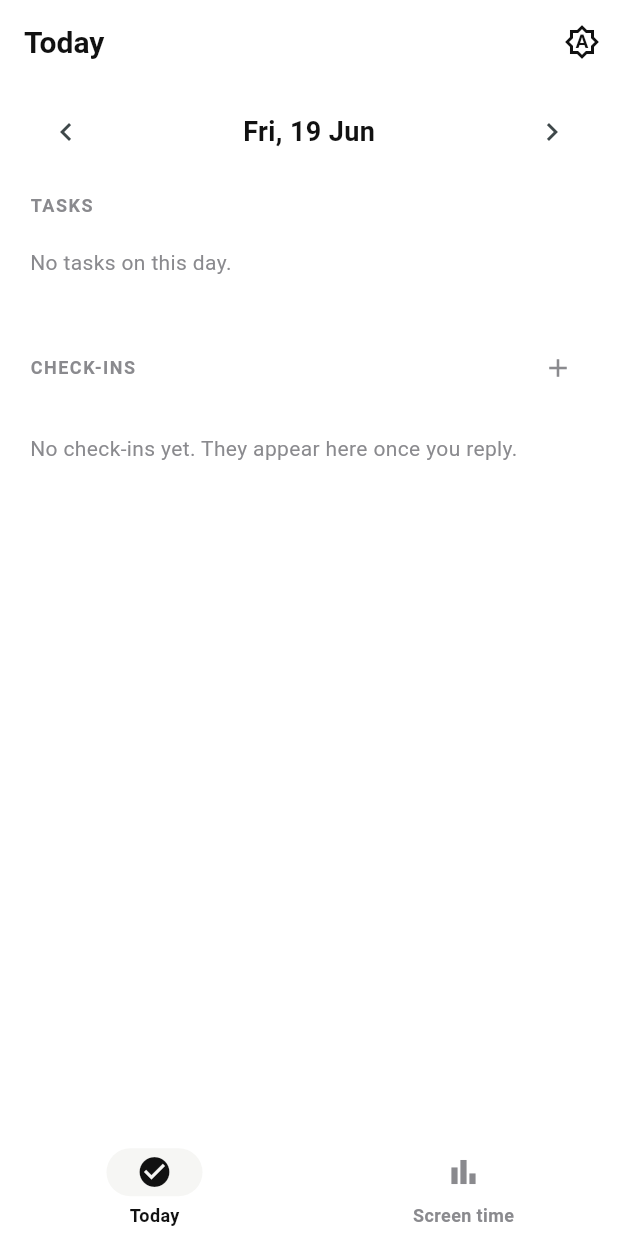
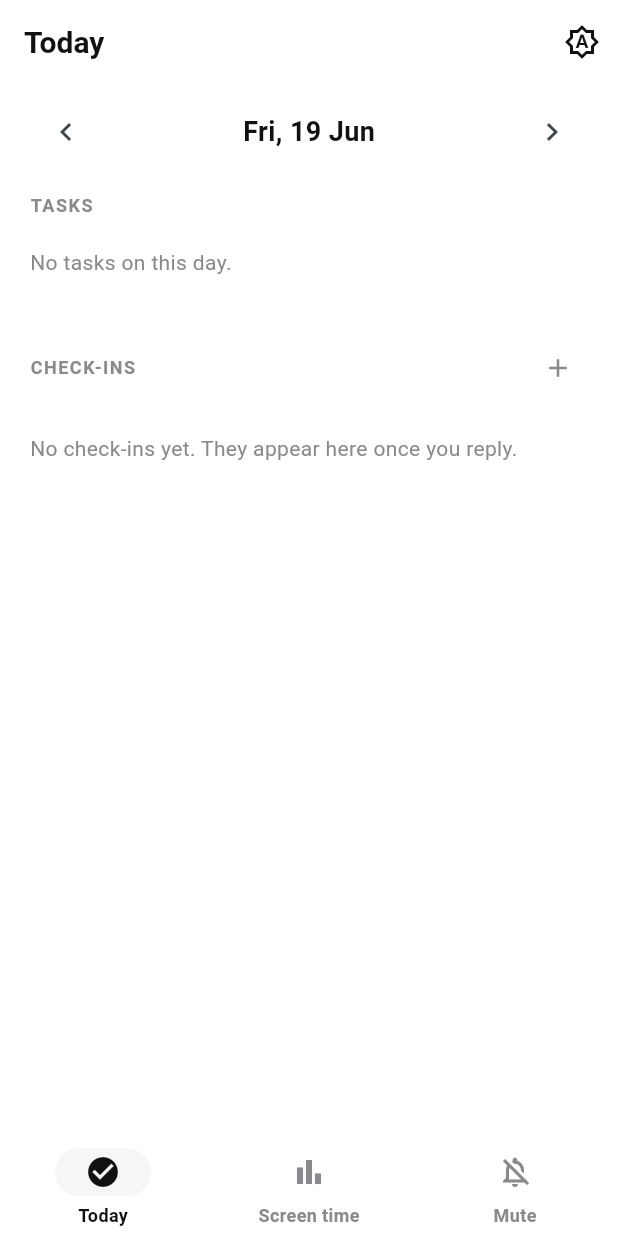
Before and after one commit to Ahmed-Shakeel-798/hourly, a Flutter app: the screen it shows after launch, after a tap on the "chevron left" icon, on a phone screen of 412 x 824 dp. Run offline on Flutter 3.47's test engine with Material 3 defaults, Android fonts, the phone set to English and light mode, and no system bars; our stand-ins replace flutter_local_notifications, shared_preferences, sqflite, timezone; missing offline and left inert: usage_stats; accounts and stored records are empty.

Commit message:
Add Mute tab: search installed apps and open their notification settings
New third bottom-nav tab. A native MethodChannel (MainActivity.kt) lists
launchable apps with real icons/labels and deep-links to an app's system
notification settings page, where the user can switch its notifications off.
Android can't toggle another app's notifications programmatically, so this
takes the user one tap from the master toggle.

Co-Authored-By: Claude Opus 4.8 <noreply@anthropic.com>

```diff
--- /dev/null
+++ b/lib/screens/mute_screen.dart
@@ -0,0 +1,199 @@
+import 'package:flutter/material.dart';
+
+import '../models/installed_app.dart';
+import '../services/installed_apps_service.dart';
+import '../theme.dart';
+import '../widgets/theme_menu_button.dart';
+
+/// Search installed apps and jump to an app's system notification settings,
+/// where the user can switch its notifications off.
+class MuteScreen extends StatefulWidget {
+  const MuteScreen({super.key});
+
+  @override
+  State<MuteScreen> createState() => _MuteScreenState();
+}
+
+class _MuteScreenState extends State<MuteScreen> {
+  final _service = InstalledAppsService();
+  final _searchController = TextEditingController();
+
+  bool _loading = true;
+  List<InstalledApp> _all = [];
+  String _query = '';
+
+  @override
+  void initState() {
+    super.initState();
+    _load();
+  }
+
+  @override
+  void dispose() {
+    _searchController.dispose();
+    super.dispose();
+  }
+
+  Future<void> _load() async {
+    setState(() => _loading = true);
+    List<InstalledApp> apps;
+    try {
+      apps = await _service.getInstalledApps();
+    } catch (_) {
+      apps = const [];
+    }
+    if (!mounted) return;
+    setState(() {
+      _all = apps;
+      _loading = false;
+    });
+  }
+
+  List<InstalledApp> get _filtered {
+    if (_query.isEmpty) return _all;
+    final q = _query.toLowerCase();
+    return _all
+        .where((a) =>
+            a.name.toLowerCase().contains(q) ||
+            a.package.toLowerCase().contains(q))
+        .toList();
+  }
+
+  Future<void> _openSettings(InstalledApp app) async {
+    final ok = await _service.openNotificationSettings(app.package);
+    if (!mounted || ok) return;
+    ScaffoldMessenger.of(context).showSnackBar(
+      SnackBar(content: Text("Couldn't open settings for ${app.name}")),
+    );
+  }
+
+  @override
+  Widget build(BuildContext context) {
+    return Scaffold(
+      appBar: AppBar(
+        title: const Text('Mute apps'),
+        actions: const [ThemeMenuButton()],
+      ),
+      body: Column(
+        children: [
+          Padding(
+            padding: const EdgeInsets.fromLTRB(20, 4, 20, 8),
+            child: _searchField(),
+          ),
+          const Padding(
+            padding: EdgeInsets.fromLTRB(20, 0, 20, 8),
+            child: Text(
+              'Tap an app to open its notification settings, where you can turn '
+              'notifications off.',
+              style: TextStyle(color: AppTheme.muted, fontSize: 13, height: 1.4),
+            ),
+          ),
+          Expanded(child: _list()),
+        ],
+      ),
+    );
+  }
+
+  Widget _searchField() {
+    return TextField(
+      controller: _searchController,
+      onChanged: (v) => setState(() => _query = v),
+      textInputAction: TextInputAction.search,
+      decoration: InputDecoration(
+        hintText: 'Search apps',
+        prefixIcon: const Icon(Icons.search, size: 22),
+        suffixIcon: _query.isEmpty
+            ? null
+            : IconButton(
+                icon: const Icon(Icons.close, size: 20),
+                onPressed: () {
+                  _searchController.clear();
+                  setState(() => _query = '');
+                },
+              ),
+        filled: true,
+        fillColor: AppTheme.surface(context),
+        contentPadding: const EdgeInsets.symmetric(vertical: 0),
+        border: OutlineInputBorder(
+          borderRadius: BorderRadius.circular(14),
+          borderSide: BorderSide.none,
+        ),
+      ),
+    );
+  }
+
+  Widget _list() {
+    if (_loading) {
+      return const Center(child: CircularProgressIndicator());
+    }
+    final apps = _filtered;
+    if (apps.isEmpty) {
+      return Center(
+        child: Text(
+          _all.isEmpty ? 'No apps found.' : 'No apps match "$_query".',
+          style: const TextStyle(color: AppTheme.muted),
+        ),
+      );
+    }
+    return RefreshIndicator(
+      onRefresh: _load,
+      child: ListView.builder(
+        physics: const AlwaysScrollableScrollPhysics(),
+        padding: const EdgeInsets.only(bottom: 24),
+        itemCount: apps.length,
+        itemBuilder: (context, i) => _appTile(apps[i]),
+      ),
+    );
+  }
+
+  Widget _appTile(InstalledApp app) {
+    return ListTile(
+      onTap: () => _openSettings(app),
+      contentPadding: const EdgeInsets.symmetric(horizontal: 20, vertical: 2),
+      leading: _appIcon(app),
+      title: Text(
+        app.name,
+        maxLines: 1,
+        overflow: TextOverflow.ellipsis,
+        style: const TextStyle(fontWeight: FontWeight.w500),
+      ),
+      subtitle: Text(
+        app.package,
+        maxLines: 1,
+        overflow: TextOverflow.ellipsis,
+        style: const TextStyle(color: AppTheme.muted, fontSize: 12),
+      ),
+      trailing: const Icon(Icons.chevron_right, color: AppTheme.muted),
+    );
+  }
+
+  Widget _appIcon(InstalledApp app) {
+    if (app.icon != null) {
+      return ClipRRect(
+        borderRadius: BorderRadius.circular(10),
+        child: Image.memory(
+          app.icon!,
+          width: 40,
+          height: 40,
+          gaplessPlayback: true,
+        ),
+      );
+    }
+    return Container(
+      width: 40,
+      height: 40,
+      alignment: Alignment.center,
+      decoration: BoxDecoration(
+        color: AppTheme.surface(context),
+        borderRadius: BorderRadius.circular(10),
+      ),
+      child: Text(
+        app.name.isNotEmpty ? app.name[0].toUpperCase() : '?',
+        style: TextStyle(
+          fontWeight: FontWeight.w700,
+          color: AppTheme.ink(context),
+        ),
+      ),
+    );
+  }
+}
--- a/lib/screens/root_screen.dart
+++ b/lib/screens/root_screen.dart
@@ -1,9 +1,10 @@
 import 'package:flutter/material.dart';
 
+import 'mute_screen.dart';
 import 'screen_time_screen.dart';
 import 'today_screen.dart';
 
-/// Bottom-nav shell: Today (tasks + check-ins) and Screen time.
+/// Bottom-nav shell: Today (tasks + check-ins), Screen time and Mute.
 class RootScreen extends StatefulWidget {
   const RootScreen({super.key});
 
@@ -14,7 +15,7 @@ class RootScreen extends StatefulWidget {
 class _RootScreenState extends State<RootScreen> {
   int _index = 0;
 
-  static const _screens = [TodayScreen(), ScreenTimeScreen()];
+  static const _screens = [TodayScreen(), ScreenTimeScreen(), MuteScreen()];
 
   @override
   Widget build(BuildContext context) {
@@ -34,6 +35,11 @@ class _RootScreenState extends State<RootScreen> {
             selectedIcon: Icon(Icons.bar_chart),
             label: 'Screen time',
           ),
+          NavigationDestination(
+            icon: Icon(Icons.notifications_off_outlined),
+            selectedIcon: Icon(Icons.notifications_off),
+            label: 'Mute',
+          ),
         ],
       ),
     );
```
Also changed, not shown: lib/models/installed_app.dart (added, +18 -0 lines), lib/services/installed_apps_service.dart (added, +38 -0 lines), 2 other files.
